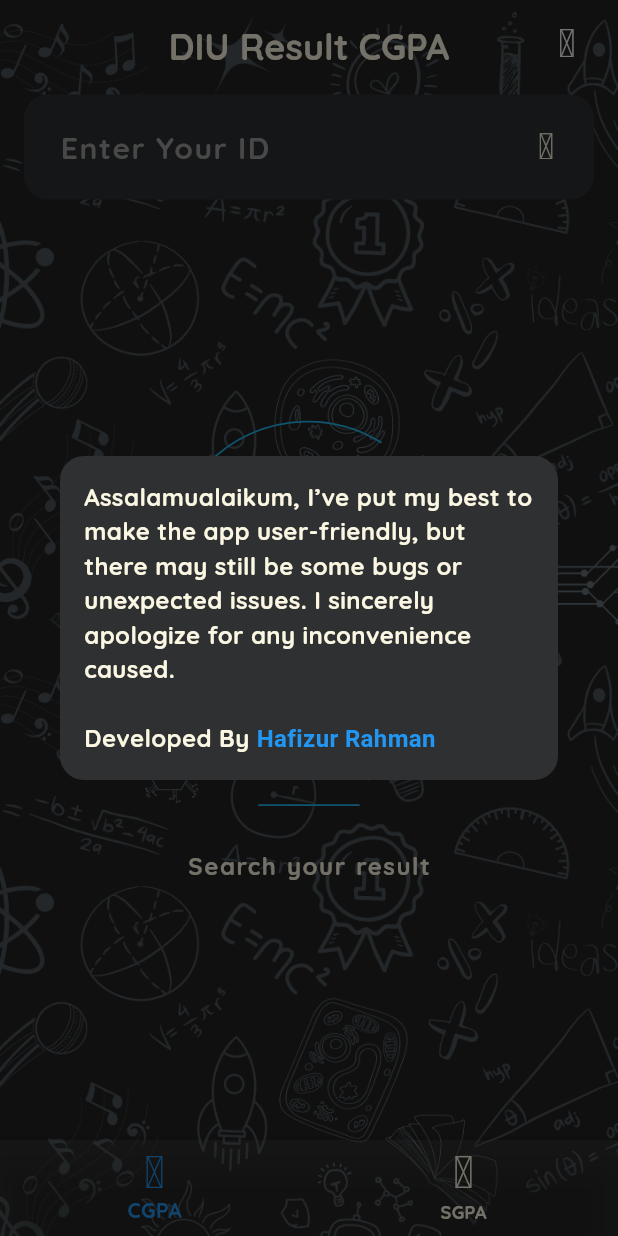
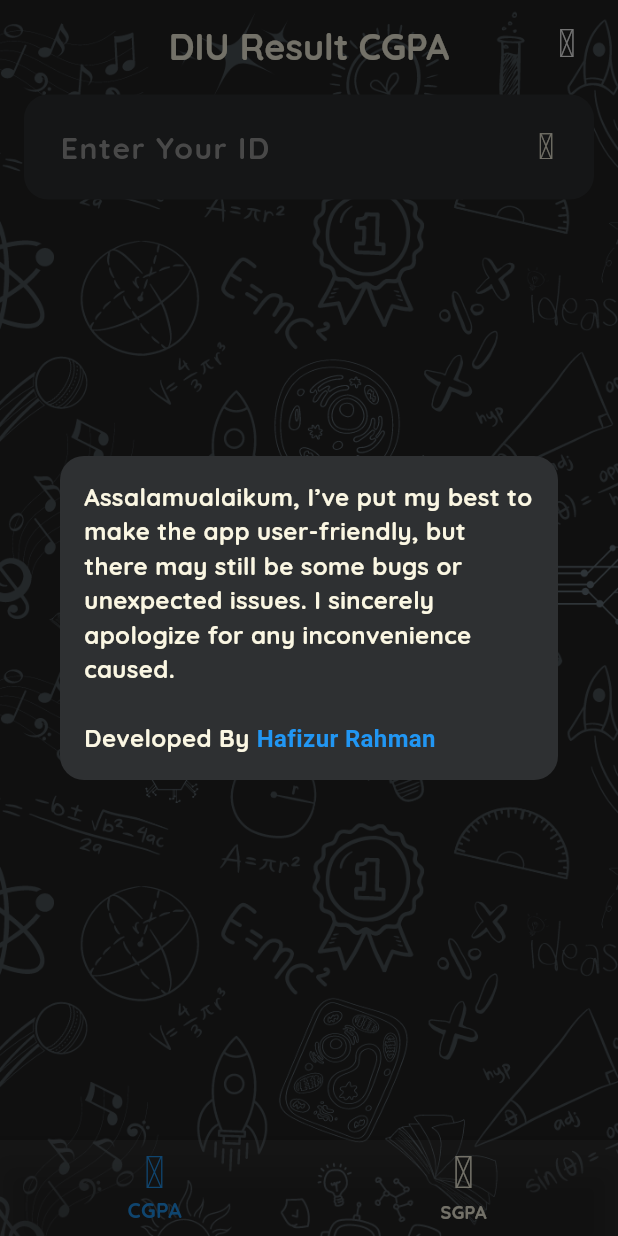
Before and after one commit to hafizflow/DIU-Result-v2, a Flutter app: the screen it shows after launch, after a tap on an icon or button, on a phone screen of 412 x 824 dp. Run offline on Flutter 3.47's test engine with Material 3 defaults, Android fonts, the phone set to English and light mode, and no system bars; our stand-ins replace awesome_snackbar_content, dio, dropdown_button2, flutter_riverpod, flutter_staggered_animations, google_fonts and 6 more; network calls fail.

Commit message:
Still have ui problem

```diff
--- a/lib/cgpa/data/repositories/result_repository.dart
+++ b/lib/cgpa/data/repositories/result_repository.dart
@@ -27,6 +27,9 @@ class ResultRepository {
   Future<List<Semester>> fetchSemesters() async {
     try {
       final response = await _dio.get(ApiConstants.semesterListEndpoint);
+      if (response.data == null || (response.data as List).isEmpty) {
+        return [];
+      }
       return (response.data as List)
           .map((json) => Semester.fromJson(json))
           .toList();
--- a/lib/cgpa/logic/result_provider.dart
+++ b/lib/cgpa/logic/result_provider.dart
@@ -31,17 +31,9 @@ final resultListProvider = FutureProvider<List<List<Result>>>((ref) async {
   for (String semesterId in validSemesters) {
     final results = await repo.fetchResults(studentId, semesterId);
     List<Result> currentSemesterResult = [];
-    int count = 0;
+    currentSemesterResult.addAll(results);
 
-    if (count == 0 && currentSemesterResult.isEmpty) {
-      count++;
-      final results = await repo.fetchResults(studentId, semesterId);
-      currentSemesterResult.addAll(results);
-    } else {
-      currentSemesterResult.addAll(results);
-    }
-
-    if (currentSemesterResult.isNotEmpty) {
+    if (currentSemesterResult.isNotEmpty && currentSemesterResult.length > 1) {
       allResults.add(currentSemesterResult);
     }
   }
--- a/lib/cgpa/screens/result_screen.dart
+++ b/lib/cgpa/screens/result_screen.dart
@@ -7,17 +7,43 @@ import 'package:riverpod_practice/cgpa/widgets/custom_route.dart';
 import 'package:riverpod_practice/cgpa/widgets/custom_search_field.dart';
 import 'package:riverpod_practice/cgpa/widgets/dev_info.dart';
 import 'package:riverpod_practice/cgpa/widgets/gride_shimmer_effect.dart';
-import 'package:riverpod_practice/cgpa/widgets/initial_animation.dart';
+import 'package:riverpod_practice/cgpa/widgets/page_title.dart';
 import 'package:riverpod_practice/cgpa/widgets/sgpa_card.dart';
 import 'package:riverpod_practice/cgpa/widgets/student_info_card.dart';
 import 'package:riverpod_practice/sgpa/widgets/error_message.dart';
 
-class ResultScreen extends ConsumerWidget {
+class ResultScreen extends ConsumerStatefulWidget {
   const ResultScreen({super.key});
 
   @override
-  Widget build(BuildContext context, WidgetRef ref) {
+  ConsumerState<ResultScreen> createState() => _ResultScreenState();
+}
+
+class _ResultScreenState extends ConsumerState<ResultScreen>
+    with WidgetsBindingObserver {
+  @override
+  void initState() {
+    super.initState();
+    WidgetsBinding.instance.addObserver(this);
+  }
+
+  @override
+  void dispose() {
+    WidgetsBinding.instance.removeObserver(this);
+    super.dispose();
+  }
+
+  @override
+  void didChangeAppLifecycleState(AppLifecycleState state) {
+    if (state == AppLifecycleState.resumed) {
+      ref.invalidate(resultListProvider);
+    }
+  }
+
+  @override
+  Widget build(BuildContext context) {
     final resultAsync = ref.watch(resultListProvider);
+
     return Scaffold(
       body: SafeArea(
         child: Padding(
@@ -26,27 +52,28 @@ class ResultScreen extends ConsumerWidget {
             children: [
               const DevInfo(),
               Column(
-                spacing: 16,
                 children: [
-                  Text(
-                    'DIU Result CGPA',
-                    style: Theme.of(context).textTheme.headlineMedium,
-                  ),
-
+                  const PageTitle(title: 'DIU Result CGPA'),
+                  const SizedBox(height: 16),
                   const CustomSearchField(),
+                  const SizedBox(height: 16),
                   const StudentInfoCard(),
+                  const SizedBox(height: 16),
                   Expanded(
                     child: resultAsync.when(
                       data: (results) {
                         if (results.isEmpty) {
-                          return const InitialAnimation(
-                            animationPath: 'assets/a.json',
+                          // return const InitialAnimation();
+                          return const Center(
+                            child: Text(
+                              'No Result Found',
+                              style: TextStyle(fontSize: 18),
+                            ),
                           );
                         }
                         return AnimationLimiter(
                           child: GridView.builder(
                             physics: const BouncingScrollPhysics(),
-                            shrinkWrap: true,
                             itemCount: results.length,
                             gridDelegate:
                                 const SliverGridDelegateWithFixedCrossAxisCount(
@@ -68,8 +95,8 @@ class ResultScreen extends ConsumerWidget {
                                 child: ScaleAnimation(
                                   child: FadeInAnimation(
                                     child: GestureDetector(
-                                      onTap:
-                                          () => Navigator.push(
+                                      onTap: () {
+                                        Navigator.push(
                                           context,
                                           CustomRoute(
                                             page: DetailsResultScreen(
@@ -78,7 +105,8 @@ class ResultScreen extends ConsumerWidget {
                                                   semesterNameYear,
                                             ),
                                           ),
-                                          ),
+                                        );
+                                      },
                                       child: SgpaCard(first: first),
                                     ),
                                   ),
--- a/lib/cgpa/widgets/gride_shimmer_effect.dart
+++ b/lib/cgpa/widgets/gride_shimmer_effect.dart
@@ -7,6 +7,7 @@ class GridShimmerEffect extends StatelessWidget {
   @override
   Widget build(BuildContext context) {
     return GridView.builder(
+      physics: const BouncingScrollPhysics(),
       itemCount: 8,
       gridDelegate: const SliverGridDelegateWithFixedCrossAxisCount(
         crossAxisCount: 2,
@@ -24,7 +25,10 @@ class GridShimmerEffect extends StatelessWidget {
             decoration: BoxDecoration(
               color: Colors.white.withValues(alpha: .25),
               borderRadius: BorderRadius.circular(16),
-              border: Border.all(color: Colors.grey.shade50, width: 0.5),
+              border: Border.all(
+                color: Colors.grey.withValues(alpha: 0.5),
+                width: 0.5,
+              ),
             ),
             child: Center(
               child: Column(
--- a/lib/cgpa/widgets/initial_animation.dart
+++ b/lib/cgpa/widgets/initial_animation.dart
@@ -2,9 +2,7 @@ import 'package:flutter/material.dart';
 import 'package:lottie/lottie.dart';
 
 class InitialAnimation extends StatelessWidget {
-  const InitialAnimation({super.key, required this.animationPath});
-
-  final String animationPath;
+  const InitialAnimation({super.key});
 
   @override
   Widget build(BuildContext context) {
@@ -18,7 +16,7 @@ class InitialAnimation extends StatelessWidget {
             mainAxisAlignment: MainAxisAlignment.center,
             children: [
               Lottie.asset(
-                animationPath,
+                'assets/a.json',
                 width: MediaQuery.sizeOf(context).width * .8,
                 height: MediaQuery.sizeOf(context).height * .4,
                 fit: BoxFit.fitWidth,
--- /dev/null
+++ b/lib/cgpa/widgets/page_title.dart
@@ -0,0 +1,12 @@
+import 'package:flutter/material.dart';
+
+class PageTitle extends StatelessWidget {
+  const PageTitle({super.key, required this.title});
+
+  final String title;
+
+  @override
+  Widget build(BuildContext context) {
+    return Text(title, style: Theme.of(context).textTheme.headlineMedium);
+  }
+}
--- a/lib/main.dart
+++ b/lib/main.dart
@@ -1,4 +1,5 @@
 import 'package:flutter/material.dart';
+import 'package:flutter/services.dart';
 import 'package:flutter_riverpod/flutter_riverpod.dart';
 import 'package:riverpod_practice/app.dart';
 import 'package:riverpod_practice/themes/theme.dart';
@@ -12,6 +13,10 @@ class MyApp extends StatelessWidget {
 
   @override
   Widget build(BuildContext context) {
+    SystemChrome.setPreferredOrientations([
+      DeviceOrientation.portraitUp,
+      DeviceOrientation.portraitDown,
+    ]);
     return MaterialApp(
       title: 'DIU Result',
       home: const AppScreen(),
--- /dev/null
+++ b/lib/sgpa/logic/semester_list_provider.dart
@@ -0,0 +1,12 @@
+import 'package:flutter_riverpod/flutter_riverpod.dart';
+import 'package:riverpod_practice/cgpa/data/models/semester_model.dart';
+import 'package:riverpod_practice/sgpa/logic/sgpa_result_provider.dart';
+
+final semesterLists = FutureProvider<List<Semester>?>((ref) async {
+  final repo = ref.watch(resultRepositoryProvider);
+  try {
+    return await repo.fetchSemesters();
+  } catch (e) {
+    return null;
+  }
+});
--- a/lib/sgpa/sgpa_page.dart
+++ b/lib/sgpa/sgpa_page.dart
@@ -2,11 +2,13 @@ import 'package:flutter/material.dart';
 import 'package:flutter_riverpod/flutter_riverpod.dart';
 import 'package:flutter_staggered_animations/flutter_staggered_animations.dart';
 import 'package:riverpod_practice/cgpa/data/models/result_model.dart';
+import 'package:riverpod_practice/cgpa/widgets/page_title.dart';
 import 'package:riverpod_practice/core%20/constants/color_constants.dart';
 import 'package:riverpod_practice/core%20/constants/grade_color.dart';
+import 'package:riverpod_practice/sgpa/logic/semester_list_provider.dart';
 import 'package:riverpod_practice/sgpa/logic/sgpa_result_provider.dart';
 import 'package:riverpod_practice/sgpa/widgets/error_message.dart';
-import 'package:riverpod_practice/sgpa/widgets/semester_code_field.dart';
+import 'package:riverpod_practice/sgpa/widgets/semester_dropdown.dart';
 import 'package:riverpod_practice/sgpa/widgets/sgpa_search_field.dart';
 import 'package:riverpod_practice/sgpa/widgets/sgpa_student_info_card.dart';
 
@@ -17,39 +19,17 @@ class SgpaPage extends ConsumerWidget {
   Widget build(BuildContext context, WidgetRef ref) {
     final resultAsync = ref.watch(sgpaResultListProvider);
 
-    final semesterName = resultAsync.when(
-      data: (results) {
-        if (results.isNotEmpty) {
-          return '${results[0].semesterName} ${results[0].semesterYear}';
-        }
-        return '';
-      },
-      error: (e, st) => '',
-      loading: () => '',
-    );
-
     return Scaffold(
-      floatingActionButton: const SemesterCodeField(),
       body: SafeArea(
         child: Padding(
           padding: const EdgeInsets.only(left: 16, right: 16, top: 16),
           child: Column(
             spacing: 16,
             children: [
-              Text(
-                'DIU Result SGPA',
-                style: Theme.of(context).textTheme.headlineMedium,
-              ),
+              const PageTitle(title: 'DIU Result SGPA'),
+              const SemesterDropDown(),
               const SgpaSearchField(),
               const SgpaStudentInfoCard(),
-              if (semesterName != '' || semesterName.isNotEmpty)
-                Text(
-                  semesterName,
-                  style: const TextStyle(
-                    fontSize: 20,
-                    fontWeight: FontWeight.w600,
-                  ),
-                ),
               resultList(resultAsync),
             ],
           ),
--- /dev/null
+++ b/lib/sgpa/widgets/dummy_drop_down.dart
@@ -0,0 +1,38 @@
+import 'package:dropdown_button2/dropdown_button2.dart';
+import 'package:flutter/material.dart';
+import 'package:iconsax_flutter/iconsax_flutter.dart';
+import 'package:riverpod_practice/core%20/constants/color_constants.dart';
+
+class DummyDropDown extends StatelessWidget {
+  const DummyDropDown({super.key});
+
+  @override
+  Widget build(BuildContext context) {
+    return DropdownButtonFormField2<String>(
+      iconStyleData: const IconStyleData(
+        icon: Icon(Iconsax.refresh_circle_copy),
+      ),
+      items: const [],
+      onChanged: (value) {},
+      style: Theme.of(context).textTheme.bodyLarge,
+      decoration: const InputDecoration(
+        labelText: 'Select Semester',
+        labelStyle: TextStyle(
+          color: ColorConstants.offWhite,
+          fontWeight: FontWeight.w700,
+          letterSpacing: 1,
+        ),
+      ),
+      dropdownStyleData: DropdownStyleData(
+        maxHeight: 300,
+        decoration: BoxDecoration(
+          borderRadius: BorderRadius.circular(12),
+          color: Colors.grey.shade900,
+        ),
+      ),
+      menuItemStyleData: const MenuItemStyleData(
+        padding: EdgeInsets.only(left: 16),
+      ),
+    );
+  }
+}
--- /dev/null
+++ b/lib/sgpa/widgets/semester_dropdown.dart
@@ -0,0 +1,85 @@
+import 'package:dropdown_button2/dropdown_button2.dart';
+import 'package:flutter/material.dart';
+import 'package:flutter_riverpod/flutter_riverpod.dart';
+import 'package:iconsax_flutter/iconsax_flutter.dart';
+import 'package:riverpod_practice/core%20/constants/color_constants.dart';
+import 'package:riverpod_practice/sgpa/logic/semester_list_provider.dart';
+import 'package:riverpod_practice/sgpa/logic/sgpa_result_provider.dart';
+import 'package:riverpod_practice/sgpa/widgets/dummy_drop_down.dart';
+
+class SemesterDropDown extends ConsumerWidget {
+  const SemesterDropDown({super.key});
+
+  @override
+  Widget build(BuildContext context, WidgetRef ref) {
+    final semesterList = ref.watch(semesterLists);
+
+    return semesterList.when(
+      data: (semester) {
+        if (semester == null || semester.isEmpty) {
+          return const DummyDropDown();
+        }
+        return DropdownButtonFormField2<String>(
+          iconStyleData: const IconStyleData(
+            icon: Icon(Iconsax.arrow_down),
+            iconSize: 24,
+            iconEnabledColor: Colors.grey,
+          ),
+          items:
+              semester.map((value) {
+                return DropdownMenuItem<String>(
+                  value: "${value.semesterName} ${value.semesterYear}",
+                  child: Text(
+                    "${value.semesterName} ${value.semesterYear}",
+                    overflow: TextOverflow.ellipsis,
+                    style: const TextStyle(
+                      color: ColorConstants.offWhite,
+                      fontSize: 18,
+                      fontWeight: FontWeight.w700,
+                      // letterSpacing: 1,
+                    ),
+                  ),
+                );
+              }).toList(),
+          onChanged: (value) {
+            if (value != null) {
+              ref.read(semesterCodeProvider.notifier).state =
+                  semester
+                      .firstWhere(
+                        (element) =>
+                            "${element.semesterName} ${element.semesterYear}" ==
+                            value,
+                      )
+                      .semesterId;
+            }
+          },
+          style: Theme.of(context).textTheme.bodyLarge,
+          decoration: const InputDecoration(
+            labelText: 'Select Semester',
+            labelStyle: TextStyle(
+              color: ColorConstants.offWhite,
+              fontWeight: FontWeight.w700,
+              letterSpacing: 1,
+            ),
+          ),
+          dropdownStyleData: DropdownStyleData(
+            maxHeight: 300,
+            decoration: BoxDecoration(
+              borderRadius: BorderRadius.circular(12),
+              color: Colors.grey.shade900,
+            ),
+          ),
+          menuItemStyleData: const MenuItemStyleData(
+            padding: EdgeInsets.only(left: 16),
+          ),
+        );
+      },
+      error: (_, __) {
+        return const DummyDropDown();
+      },
+      loading: () {
+        return const DummyDropDown();
+      },
+    );
+  }
+}
--- a/pubspec.yaml
+++ b/pubspec.yaml
@@ -25,6 +25,7 @@ dependencies:
   shared_preferences: ^2.5.3
   flutter_staggered_animations: ^1.1.1
   url_launcher: ^6.3.1
+  dropdown_button2: ^2.3.9
 
 dev_dependencies:
   flutter_test:
```
Also changed, not shown: lib/cgpa/data/models/semester_model.dart (+12 -2 lines), lib/cgpa/logic/total_result_provider.dart (+13 -3 lines), lib/sgpa/widgets/error_message.dart (+36 -7 lines), lib/sgpa/widgets/semester_code_field.dart (deleted, +0 -169 lines), pubspec.lock, 1 other file. Lines whose indentation alone changed are shown as unchanged.
